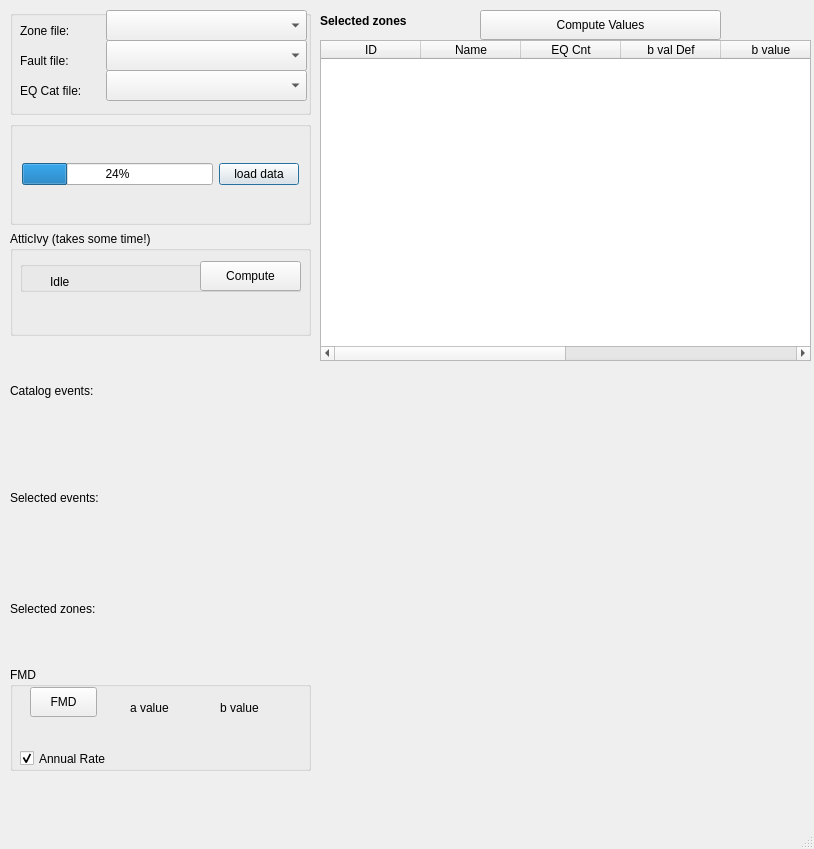
Old version of the form mt_seismicsource/ui_seismicsource.ui in the repository feuchner/seismicsource-toolkit.
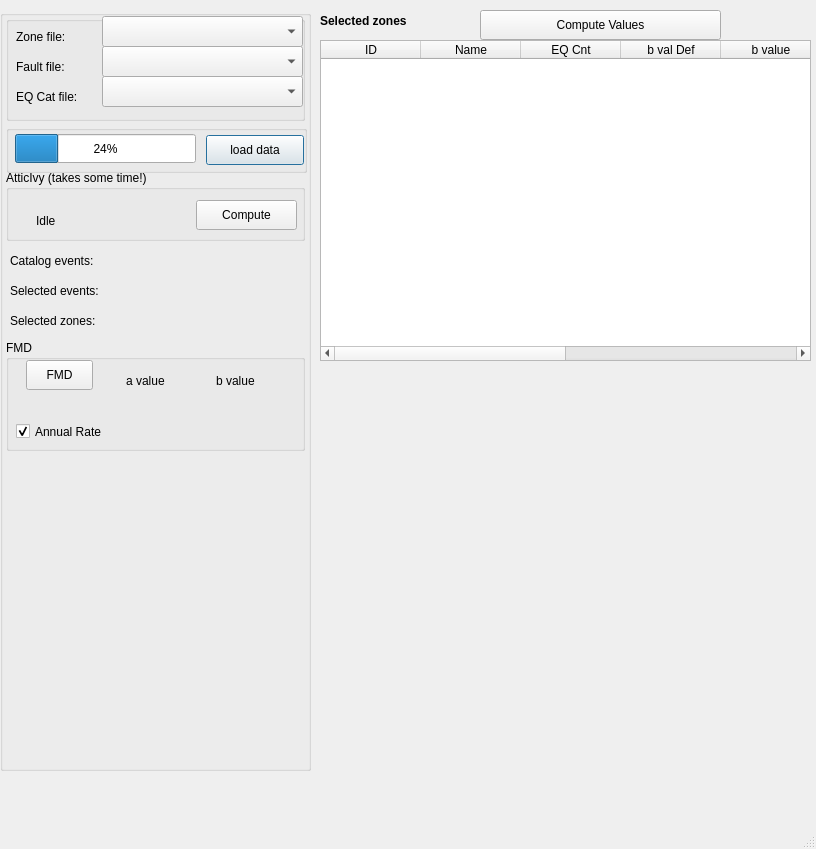
New version of the form. Custom widgets are drawn as their Qt base class.

Commit message: removed stupid vertical layout in control widget

```diff
--- a/mt_seismicsource/ui_seismicsource.ui
+++ b/mt_seismicsource/ui_seismicsource.ui
@@ -6,7 +6,7 @@
    <rect>
     <x>0</x>
     <y>0</y>
-    <width>814</width>
+    <width>816</width>
     <height>849</height>
    </rect>
   </property>
@@ -28,18 +28,24 @@
      <height>761</height>
     </rect>
    </property>
-   <widget class="QWidget" name="verticalLayoutWidget_3">
+   <widget class="QGroupBox" name="groupBoxControl">
     <property name="geometry">
      <rect>
-      <x>10</x>
+      <x>0</x>
       <y>0</y>
-      <width>301</width>
+      <width>311</width>
       <height>761</height>
      </rect>
     </property>
-    <layout class="QVBoxLayout" name="layoutControl">
-     <item>
       <widget class="QGroupBox" name="groupBoxInputData">
+     <property name="geometry">
+      <rect>
+       <x>6</x>
+       <y>6</y>
+       <width>299</width>
+       <height>105</height>
+      </rect>
+     </property>
        <property name="title">
         <string/>
        </property>
@@ -113,49 +119,59 @@
         </property>
        </widget>
       </widget>
-     </item>
-     <item>
       <widget class="QGroupBox" name="groupBoxLoadData">
-       <layout class="QHBoxLayout" name="layoutLoadData">
-        <item>
+     <property name="geometry">
+      <rect>
+       <x>6</x>
+       <y>115</y>
+       <width>301</width>
+       <height>48</height>
+      </rect>
+     </property>
          <widget class="QProgressBar" name="progressBarLoadData">
+      <property name="geometry">
+       <rect>
+        <x>9</x>
+        <y>9</y>
+        <width>181</width>
+        <height>29</height>
+       </rect>
+      </property>
           <property name="value">
            <number>24</number>
           </property>
          </widget>
-        </item>
-        <item>
          <widget class="QPushButton" name="btnLoadData">
+      <property name="geometry">
+       <rect>
+        <x>200</x>
+        <y>10</y>
+        <width>98</width>
+        <height>30</height>
+       </rect>
+      </property>
           <property name="text">
            <string>load data</string>
           </property>
          </widget>
-        </item>
-       </layout>
-      </widget>
-     </item>
-     <item>
+    </widget>
       <widget class="QGroupBox" name="groupBoxAtticIvy">
+     <property name="geometry">
+      <rect>
+       <x>6</x>
+       <y>160</y>
+       <width>299</width>
+       <height>71</height>
+      </rect>
+     </property>
        <property name="title">
         <string>AtticIvy (takes some time!)</string>
        </property>
-       <widget class="QGroupBox" name="groupBoxActivityLED">
-        <property name="geometry">
-         <rect>
-          <x>10</x>
-          <y>30</y>
-          <width>281</width>
-          <height>31</height>
-         </rect>
-        </property>
-        <property name="title">
-         <string/>
-        </property>
         <widget class="KLed" name="activityLED">
          <property name="geometry">
           <rect>
            <x>10</x>
-           <y>10</y>
+        <y>40</y>
            <width>16</width>
            <height>16</height>
           </rect>
@@ -165,7 +181,7 @@
          <property name="geometry">
           <rect>
            <x>30</x>
-           <y>10</y>
+        <y>40</y>
            <width>141</width>
            <height>21</height>
           </rect>
@@ -177,8 +193,8 @@
         <widget class="QPushButton" name="btnAtticIvy">
          <property name="geometry">
           <rect>
-           <x>180</x>
-           <y>0</y>
+        <x>190</x>
+        <y>30</y>
            <width>101</width>
            <height>30</height>
           </rect>
@@ -188,40 +204,41 @@
          </property>
         </widget>
        </widget>
-      </widget>
-     </item>
-     <item>
-      <widget class="QLabel" name="labelCatalogEvents">
-       <property name="maximumSize">
-        <size>
-         <width>16777215</width>
-         <height>98</height>
-        </size>
-       </property>
-       <property name="text">
-        <string>Catalog events:</string>
-       </property>
-       <property name="scaledContents">
-        <bool>false</bool>
-       </property>
-      </widget>
-     </item>
-     <item>
       <widget class="QLabel" name="labelSelectedEvents">
+     <property name="geometry">
+      <rect>
+       <x>10</x>
+       <y>270</y>
+       <width>119</width>
+       <height>21</height>
+      </rect>
+     </property>
        <property name="text">
         <string>Selected events:</string>
        </property>
       </widget>
-     </item>
-     <item>
       <widget class="QLabel" name="labelSelectedZones">
+     <property name="geometry">
+      <rect>
+       <x>10</x>
+       <y>300</y>
+       <width>116</width>
+       <height>21</height>
+      </rect>
+     </property>
        <property name="text">
         <string>Selected zones:</string>
        </property>
       </widget>
-     </item>
-     <item>
       <widget class="QGroupBox" name="groupBoxFMD">
+     <property name="geometry">
+      <rect>
+       <x>6</x>
+       <y>330</y>
+       <width>299</width>
+       <height>111</height>
+      </rect>
+     </property>
        <property name="title">
         <string>FMD</string>
        </property>
@@ -301,8 +318,28 @@
         </property>
        </widget>
       </widget>
-     </item>
-    </layout>
+    <widget class="QLabel" name="labelCatalogEvents">
+     <property name="geometry">
+      <rect>
+       <x>10</x>
+       <y>240</y>
+       <width>111</width>
+       <height>21</height>
+      </rect>
+     </property>
+     <property name="maximumSize">
+      <size>
+       <width>16777215</width>
+       <height>98</height>
+      </size>
+     </property>
+     <property name="text">
+      <string>Catalog events:</string>
+     </property>
+     <property name="scaledContents">
+      <bool>false</bool>
+     </property>
+    </widget>
    </widget>
   </widget>
   <widget class="QWidget" name="widgetPlotFMD" native="true">
```
Lines whose indentation alone changed are shown as unchanged.
